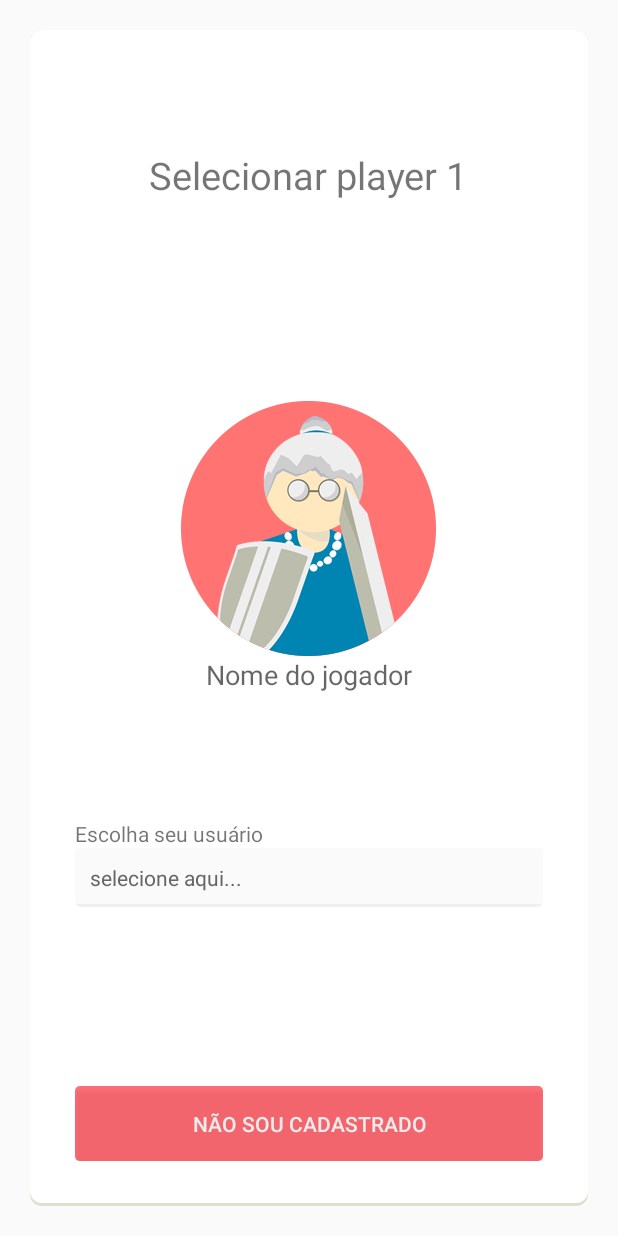
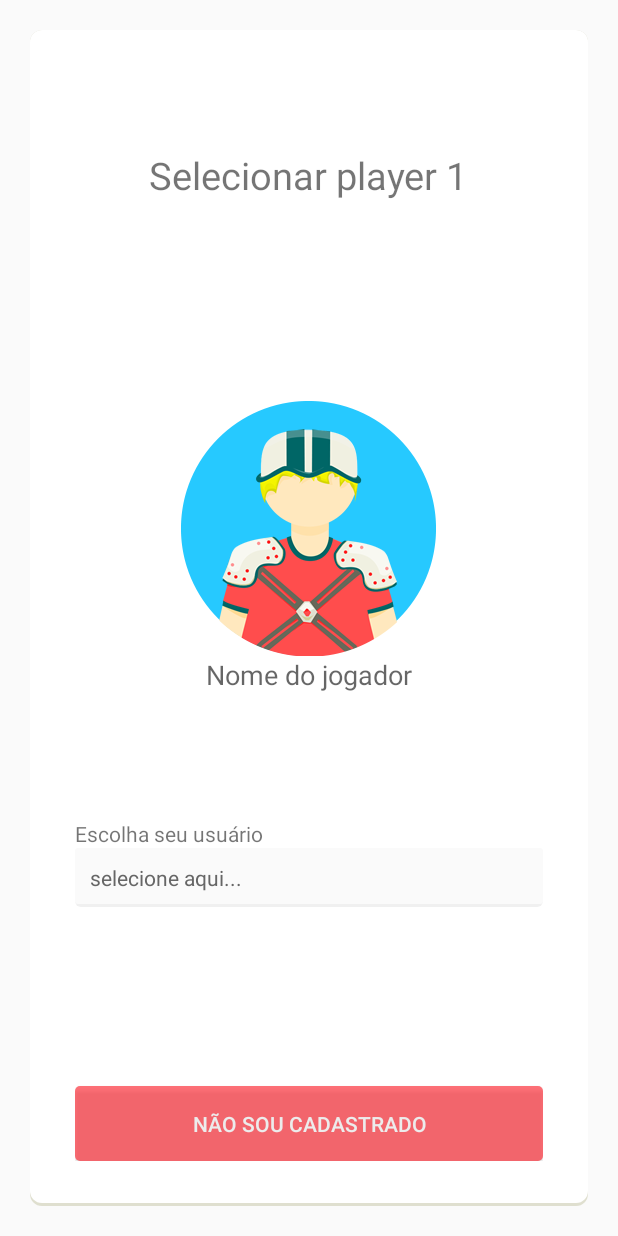
Before and after one commit to OficinaDoCodigo/Game_of_velha, an Android app: the ChoosePlayerOne screen opened directly, with no data from a screen before it, on a phone screen of 412 x 824 dp. Run offline under Robolectric (Android 15) with nearby library versions, the phone set to English and light mode, and no system bars.

Commit message:
Alteracao basica

```diff
--- a/app/src/main/res/layout/activity_choose_player_one.xml
+++ b/app/src/main/res/layout/activity_choose_player_one.xml
@@ -37,7 +37,7 @@
         <ImageView
             android:layout_width="wrap_content"
             android:layout_height="wrap_content"
-            android:src="@drawable/icon"/>
+            android:src="@drawable/iconeloiro"/>
 
         <TextView
             android:text="@string/nomeUsuario1"
```
Also changed, not shown: app/src/main/res/drawable-hdpi/iconeloiro.png (added), app/src/main/res/drawable-hdpi/iconeoficinadocodigo.png (added), app/src/main/res/drawable-ldpi/iconeloiro.png (added), app/src/main/res/drawable-ldpi/iconeoficinadocodigo.png (added), app/src/main/res/draweble-mdpi/iconeloiro.png (added), app/src/main/res/draweble-mdpi/iconeoficinadocodigo.png (added).
